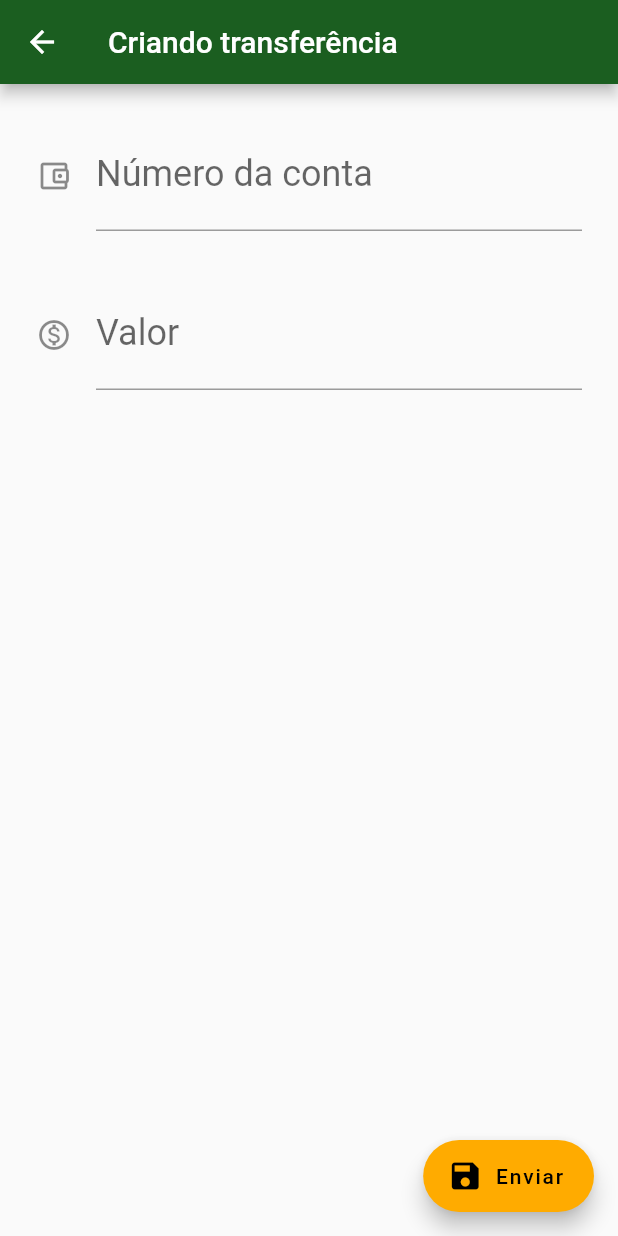
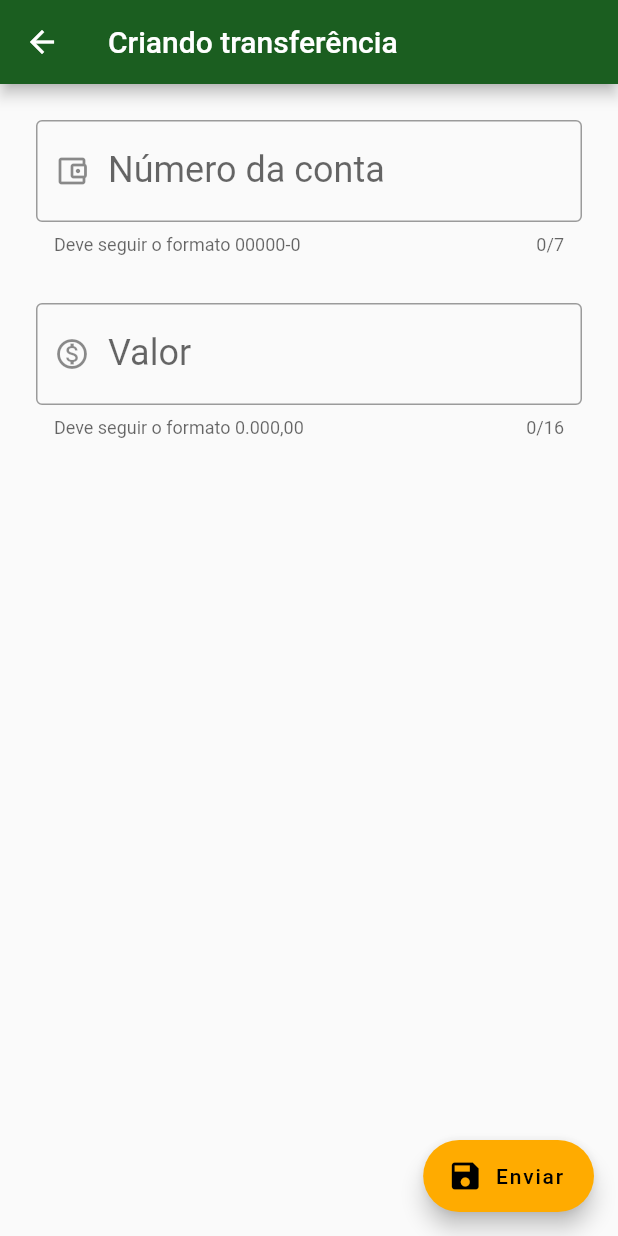
Before and after one commit to filipebezerra/bytebank-app-flutter-dart, a Flutter app: the CadastroTransferencia screen opened directly, on a phone screen of 412 x 824 dp. Run offline on Flutter 3.47's test engine with Material 2 defaults, Android fonts, the phone set to English and light mode, and no system bars.

Commit message:
feat: Torna campos de entrada de texto mais amigáveis

```diff
--- a/lib/main.dart
+++ b/lib/main.dart
@@ -41,15 +41,17 @@ class CadastroTransferenciaState extends State<CadastroTransferencia> {
               controlador: _controladorNumeroContaTexto,
               rotulo: 'Número da conta',
               icone: Icons.account_balance_wallet_outlined,
-              dica: '00000-0',
+              dica: 'Deve seguir o formato 00000-0',
               tipoTeclado: TextInputType.number,
+              tamanhoMaximo: 7,
             ),
             EditorTextoField(
               controlador: _controladorValorTexto,
               rotulo: 'Valor',
               icone: Icons.monetization_on_outlined,
-              dica: '0,00',
+              dica: 'Deve seguir o formato 0.000,00',
               tipoTeclado: TextInputType.numberWithOptions(decimal: true),
+              tamanhoMaximo: 16,
             ),
           ],
         ),
@@ -83,6 +85,7 @@ class EditorTextoField extends StatelessWidget {
   final String dica;
   final IconData icone;
   final TextInputType tipoTeclado;
+  final int tamanhoMaximo;
 
   const EditorTextoField({
     Key key,
@@ -91,18 +94,22 @@ class EditorTextoField extends StatelessWidget {
     this.dica,
     this.icone,
     this.tipoTeclado,
+    this.tamanhoMaximo,
   }) : super(key: key);
 
   @override
   Widget build(BuildContext context) {
     return Padding(
       padding: const EdgeInsets.all(16.0),
-      child: TextField(
+      child: TextFormField(
+        cursorColor: Theme.of(context).cursorColor,
+        maxLength: tamanhoMaximo,
         controller: controlador,
         decoration: InputDecoration(
           labelText: rotulo,
-          icon: icone != null ? Icon(icone) : null,
-          hintText: dica,
+          helperText: dica,
+          border: OutlineInputBorder(),
+          prefixIcon: icone != null ? Icon(icone) : null,
         ),
         style: TextStyle(
           fontSize: 24.0,
@@ -183,6 +190,7 @@ class Transferencia {
   }
 }
 
+// https://medium.com/flutter-community/everything-you-need-to-know-about-flutter-page-route-transition-9ef5c1b32823
 class SlideRightRoute<T> extends PageRouteBuilder<T> {
   final Widget page;
 
```
